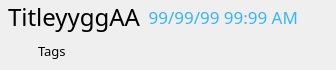
The window that QNoteListItemWidget.ui (cas--/Qvernote) describes before a commit, drawn with Qt 5.
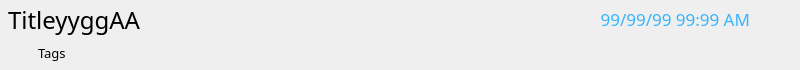
The same window after the commit. Icons and pictures are not drawn.

Commit message: tweak sizes in note view layout

The edit to the form file:
```diff
--- a/QNoteListItemWidget.ui
+++ b/QNoteListItemWidget.ui
@@ -25,7 +25,7 @@
    <rect>
     <x>0</x>
     <y>0</y>
-    <width>307</width>
+    <width>800</width>
     <height>70</height>
    </rect>
   </property>
@@ -52,13 +52,19 @@
     <number>0</number>
    </property>
    <property name="rightMargin">
-    <number>0</number>
+    <number>12</number>
    </property>
    <property name="bottomMargin">
     <number>8</number>
    </property>
    <item row="0" column="0">
     <widget class="QLabel" name="lNoteTitle">
+      <property name="minimumSize">
+      <size>
+       <width>0</width>
+       <height>40</height>
+      </size>
+     </property>
      <property name="maximumSize">
       <size>
        <width>700</width>
```
